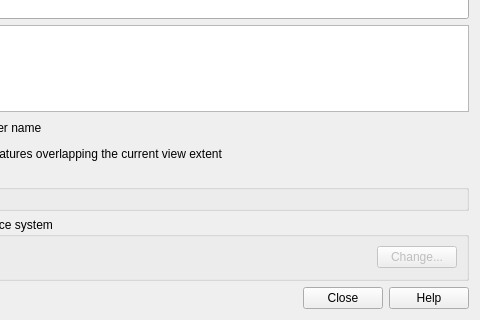
qgis/QGIS, file src/ui/qgssourceselectdialogbase.ui: the form before one commit; both pictures show x 112 to 592 and y 119 to 439 of the 592 by 439 pixel window.
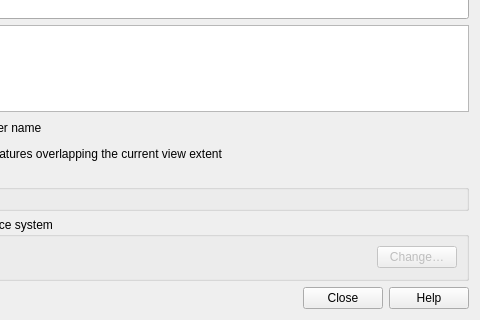
The form after the commit.

What changed in the file:
```diff
--- a/src/ui/qgssourceselectdialogbase.ui
+++ b/src/ui/qgssourceselectdialogbase.ui
@@ -233,7 +233,7 @@
          <bool>false</bool>
         </property>
         <property name="text">
-         <string>Change...</string>
+         <string>Change…</string>
         </property>
        </widget>
       </item>
```
